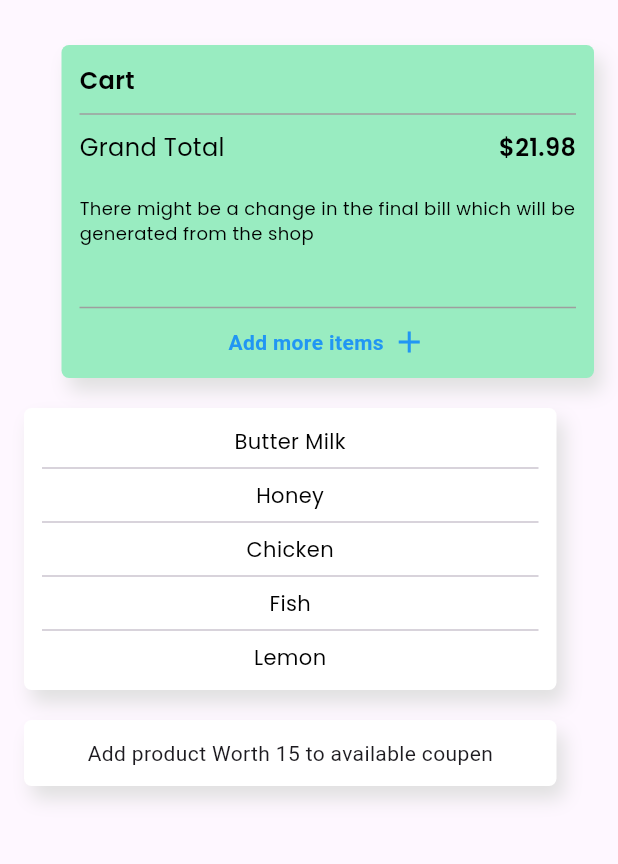
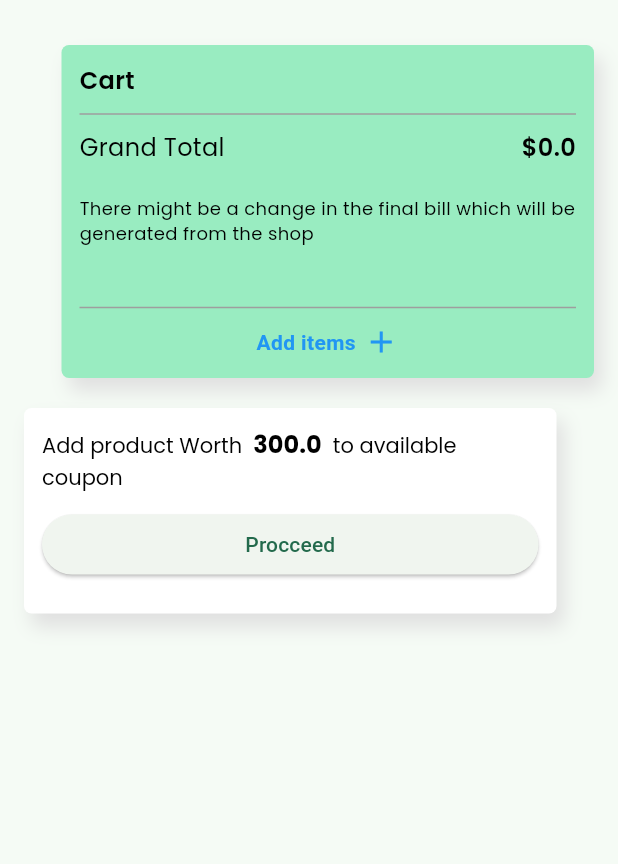
Before and after one commit to salahvk/fegno_order_app, a Flutter app: the screen it shows after launch, on a phone screen of 412 x 824 dp, the part 63-927 px from its top. Run offline on Flutter 3.47's test engine with Material 2 defaults, Android fonts, the phone set to English and light mode, and no system bars; our stand-ins replace bloc, cached_network_image, flutter_bloc, get_it, google_fonts.

Commit message:
coupen feature initialized

```diff
--- a/lib/main.dart
+++ b/lib/main.dart
@@ -1,6 +1,7 @@
 import 'package:fegno_order_app/data/db/mycart.dart';
 import 'package:fegno_order_app/presentation/bloc/bloc/product_bloc.dart';
 import 'package:fegno_order_app/presentation/screens/product_ordering_screen.dart';
+import 'package:fegno_order_app/utilis/manager/color_manager.dart';
 import 'package:flutter/material.dart';
 import 'package:flutter_bloc/flutter_bloc.dart';
 import 'package:get_it/get_it.dart';
@@ -19,10 +20,10 @@ class MyApp extends StatelessWidget {
     return BlocProvider(
       create: (context) => ProductBloc(),
       child: MaterialApp(
-        title: 'Flutter Demo',
+        title: 'Product Order app',
         debugShowCheckedModeBanner: false,
         theme: ThemeData(
-          colorScheme: ColorScheme.fromSeed(seedColor: Colors.deepPurple),
+          colorScheme: ColorScheme.fromSeed(seedColor: ColorManager.chatGreen),
           useMaterial3: true,
         ),
         home: const ProductOrderingPage(),
--- a/lib/presentation/bloc/bloc/product_state.dart
+++ b/lib/presentation/bloc/bloc/product_state.dart
@@ -4,10 +4,9 @@ abstract class ProductState {}
 
 class ProductBlocInitial extends ProductState {
   List<CartItemModel>? cartItem;
+  bool? isCoupenAvailable;
 
-  ProductBlocInitial({
-    this.cartItem,
-  });
+  ProductBlocInitial({this.cartItem, this.isCoupenAvailable});
 }
 
 class ProductItemAdded extends ProductState {
--- a/lib/presentation/screens/product_ordering_screen.dart
+++ b/lib/presentation/screens/product_ordering_screen.dart
@@ -3,8 +3,9 @@ import 'package:fegno_order_app/data/db/mycart.dart';
 import 'package:fegno_order_app/domain/entities/cart_item.dart';
 import 'package:fegno_order_app/presentation/bloc/bloc/product_bloc.dart';
 import 'package:fegno_order_app/presentation/widgets/custom_chatbubble.dart';
-import 'package:fegno_order_app/utilis/color_manager.dart';
-import 'package:fegno_order_app/utilis/style_manager.dart';
+import 'package:fegno_order_app/utilis/grand_total.dart';
+import 'package:fegno_order_app/utilis/manager/color_manager.dart';
+import 'package:fegno_order_app/utilis/manager/style_manager.dart';
 import 'package:flutter/material.dart';
 import 'package:flutter_bloc/flutter_bloc.dart';
 import 'package:get_it/get_it.dart';
@@ -17,17 +18,19 @@ class ProductOrderingPage extends StatefulWidget {
 }
 
 class _ProductOrderingPageState extends State<ProductOrderingPage> {
+  bool isItemAdding = false;
   final ProductBloc productBloc = ProductBloc();
   var cartList = GetIt.I<MyCartList>().myList;
   @override
   Widget build(BuildContext context) {
-    print(cartList);
+    final size = MediaQuery.of(context).size;
     return BlocConsumer<ProductBloc, ProductState>(
       bloc: productBloc,
       listener: (context, state) {},
       builder: (context, state) {
-        print(state);
         if (state is ProductBlocInitial) {
+          final grandTotal = calculateGrandTotal();
+          final coupenLimit = (300 - double.parse(grandTotal));
           return Scaffold(
             appBar: AppBar(
               title: const Text('Product Ordering'),
@@ -55,7 +58,7 @@ class _ProductOrderingPageState extends State<ProductOrderingPage> {
                           style: getRegularStyle(
                               color: ColorManager.mainTextColor, fontSize: 16)),
                       Text(
-                          '\$21.98', // Replace this with the actual calculated grand total
+                          '\$$grandTotal', // Replace this with the actual calculated grand total
                           style: getSemiBoldStyle(
                               color: ColorManager.mainTextColor, fontSize: 16)),
                     ],
@@ -85,7 +88,8 @@ class _ProductOrderingPageState extends State<ProductOrderingPage> {
                   const SizedBox(height: 10),
                   _buildAddMoreItemsRow(),
                 ]),
-                CustomChatBubble(isSendByServer: true, widget: [
+                isItemAdding
+                    ? CustomChatBubble(isSendByServer: true, widget: [
                         ListView.separated(
                           separatorBuilder: (context, index) {
                             return const Divider();
@@ -96,21 +100,104 @@ class _ProductOrderingPageState extends State<ProductOrderingPage> {
                           itemBuilder: (context, index) {
                             return InkWell(
                               onTap: () {
-                          productBloc.add(AddItemEvent(state.cartItem![index]));
+                                productBloc
+                                    .add(AddItemEvent(state.cartItem![index]));
+                                isItemAdding = false;
                               },
                               child: Text(
                                 state.cartItem?[index].itemName ?? '',
                                 textAlign: TextAlign.center,
                                 style: getRegularStyle(
-                              color: ColorManager.mainTextColor, fontSize: 14),
+                                    color: ColorManager.mainTextColor,
+                                    fontSize: 14),
                               ),
                             );
                           },
                         )
-                ]),
-                const CustomChatBubble(
-                    isSendByServer: true,
-                    widget: [Text("Add product Worth 15 to available coupen")])
+                      ])
+                    : Container(),
+                coupenLimit > 0
+                    ? CustomChatBubble(isSendByServer: true, widget: [
+                        RichText(
+                          text: TextSpan(
+                            style: getRegularStyle(
+                                color: ColorManager.mainTextColor,
+                                fontSize: 14),
+                            children: [
+                              const TextSpan(text: 'Add product Worth  '),
+                              TextSpan(
+                                text: coupenLimit.toString(),
+                                style: getBoldStyle(
+                                    color: ColorManager.mainTextColor,
+                                    fontSize: 16),
+                              ),
+                              const TextSpan(text: '  to available coupon'),
+                            ],
+                          ),
+                        ),
+                        Padding(
+                          padding: const EdgeInsets.symmetric(vertical: 10),
+                          child: SizedBox(
+                            width: size.width,
+                            child: ElevatedButton(
+                              onPressed: () {},
+                              child: const Text("Procceed"),
+                            ),
+                          ),
+                        ),
+                      ])
+                    : CustomChatBubble(isSendByServer: true, widget: [
+                        Container(
+                          height: 80,
+                          decoration: BoxDecoration(
+                              color: ColorManager.secondary,
+                              borderRadius: BorderRadius.circular(10)),
+                          child: Padding(
+                            padding: const EdgeInsets.all(8.0),
+                            child: Row(
+                              mainAxisAlignment: MainAxisAlignment.spaceAround,
+                              children: [
+                                const Icon(Icons.view_carousel_sharp),
+                                Column(
+                                  mainAxisAlignment: MainAxisAlignment.center,
+                                  children: [
+                                    Text(
+                                      ' 5 Unused coupens',
+                                      style: getBoldStyle(
+                                          color: ColorManager.mainTextColor,
+                                          fontSize: 16),
+                                    ),
+                                    Text(
+                                      'Apply one and get discount',
+                                      style: getRegularStyle(
+                                          color: ColorManager.mainTextColor,
+                                          fontSize: 12),
+                                    )
+                                  ],
+                                )
+                              ],
+                            ),
+                          ),
+                        ),
+                        Padding(
+                          padding: const EdgeInsets.symmetric(vertical: 10),
+                          child: SizedBox(
+                            width: size.width,
+                            child: ElevatedButton(
+                              onPressed: () {},
+                              child: const Text("Continue Without applying"),
+                            ),
+                          ),
+                        ),
+                        SizedBox(
+                          width: size.width,
+                          child: ElevatedButton(
+                              style: ElevatedButton.styleFrom(
+                                  backgroundColor: ColorManager.chatGreen),
+                              onPressed: () {},
+                              child: const Text("Apply Coupen")),
+                        )
+                      ])
               ],
             ),
           );
@@ -188,11 +275,18 @@ class _ProductOrderingPageState extends State<ProductOrderingPage> {
   }
 
   Widget _buildAddMoreItemsRow() {
-    return const Row(
+    return Material(
+      color: Colors.transparent,
+      child: InkWell(
+        splashColor: ColorManager.green.withOpacity(.2),
+        onTap: () => setState(() {
+          isItemAdding = true;
+        }),
+        child: const Row(
           mainAxisAlignment: MainAxisAlignment.center,
           children: [
             Text(
-          'Add more items',
+              'Add items',
               style: TextStyle(
                 color: Colors.blue,
                 fontWeight: FontWeight.bold,
@@ -201,6 +295,8 @@ class _ProductOrderingPageState extends State<ProductOrderingPage> {
             SizedBox(width: 5),
             Icon(Icons.add, color: Colors.blue),
           ],
+        ),
+      ),
     );
   }
 }
--- a/lib/presentation/widgets/custom_chatbubble.dart
+++ b/lib/presentation/widgets/custom_chatbubble.dart
@@ -1,4 +1,4 @@
-import 'package:fegno_order_app/utilis/color_manager.dart';
+import 'package:fegno_order_app/utilis/manager/color_manager.dart';
 import 'package:flutter/material.dart';
 
 class CustomChatBubble extends StatelessWidget {
--- /dev/null
+++ b/lib/utilis/grand_total.dart
@@ -0,0 +1,11 @@
+import 'package:fegno_order_app/data/db/mycart.dart';
+import 'package:get_it/get_it.dart';
+
+String calculateGrandTotal() {
+  var cartList = GetIt.I<MyCartList>().myList;
+  double grandTotal = 0;
+  for (var cartItem in cartList) {
+    grandTotal += (cartItem.price) * (cartItem.quantity);
+  }
+  return grandTotal.toString();
+}
--- a/lib/utilis/color_manager.dart
+++ b/lib/utilis/manager/color_manager.dart
@@ -10,8 +10,5 @@ class ColorManager {
   static Color subTextColor = const Color(0xff000000).withOpacity(.25);
   static const chatGreen = Color.fromARGB(255, 153, 236, 193);
   static const green = Color.fromARGB(255, 36, 109, 71);
-
   static const white = Colors.white;
-
-  // static const green = Color(0xff397E48);
 }
```
Also changed, not shown: lib/data/datasource/dummy_coupendata.dart (added, +33 -0 lines), lib/presentation/bloc/bloc/product_bloc.dart (+19 -9 lines), lib/utilis/manager/style_manager.dart (renamed from lib/utilis/style_manager.dart). Lines whose indentation alone changed are shown as unchanged.
